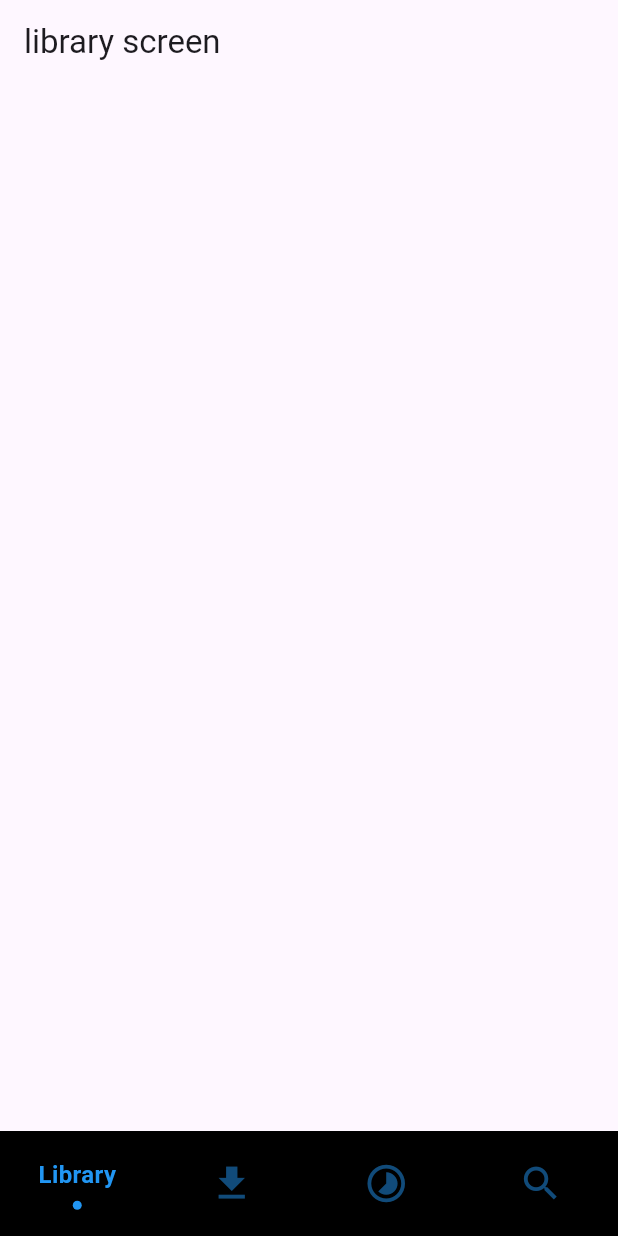
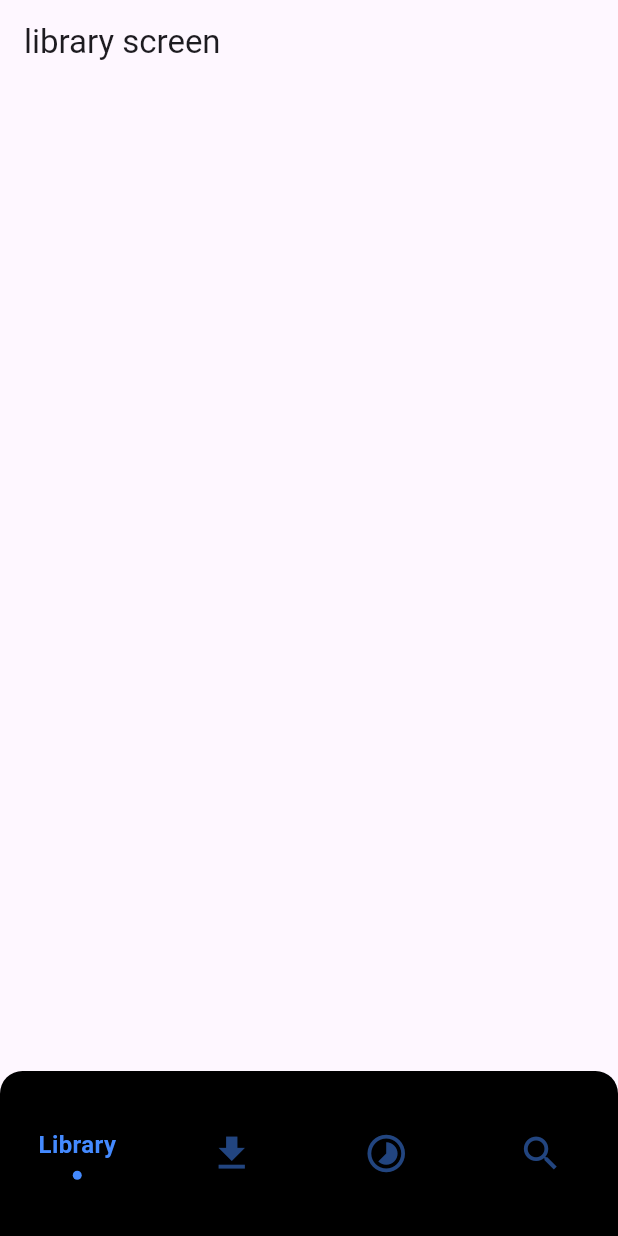
Before and after one commit to Jmike-dev/tachiflu, a Flutter app: the screen it shows after launch, on a phone screen of 412 x 824 dp. Run offline on Flutter 3.47's test engine with Material 3 defaults, Android fonts, the phone set to English and light mode, and no system bars; drawn by our look-alikes of sliding_clipped_nav_bar; our stand-ins replace go_router.

Commit message:
💄 working on the UI styling

```diff
--- a/tachiflu/lib/widgets/myNavbar.dart
+++ b/tachiflu/lib/widgets/myNavbar.dart
@@ -25,7 +25,20 @@ class _MyNavbarState extends State<MyNavbar> {
   Widget build(BuildContext context) {
     return Scaffold(
       body: widget.navigationShell,
-      bottomNavigationBar: SlidingClippedNavBar(
+      bottomNavigationBar: Container(
+        decoration: const BoxDecoration(
+          color: Colors.black,
+          borderRadius: BorderRadius.only(
+            topLeft: Radius.circular(15),
+            topRight: Radius.circular(15),
+          ),
+        ),
+        child: Padding(
+          padding: const EdgeInsets.symmetric(
+            horizontal: 0.0,
+            vertical: 20,
+          ),
+          child: SlidingClippedNavBar(
             onButtonPressed: (index) {
               setState(() {
                 selectedIndex = index;
@@ -33,7 +46,7 @@ class _MyNavbarState extends State<MyNavbar> {
               theGoBranch(selectedIndex);
             },
             backgroundColor: Colors.black,
-        activeColor: Colors.blue,
+            activeColor: Colors.blueAccent,
             iconSize: 30,
             selectedIndex: selectedIndex,
             barItems: [
@@ -55,6 +68,8 @@ class _MyNavbarState extends State<MyNavbar> {
               ),
             ],
           ),
+        ),
+      ),
     );
   }
 }
```
Also changed, not shown: tachiflu/pubspec.lock. Lines whose indentation alone changed are shown as unchanged.
